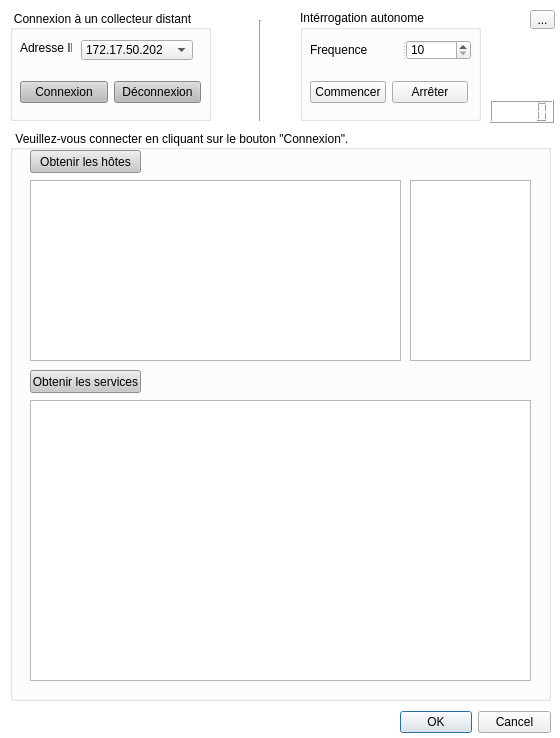
The window that Superviseur/QSuperviseur/fen_superviseur.ui (SNIRNagios/FinalRemy) describes before a commit, drawn with Qt 5.
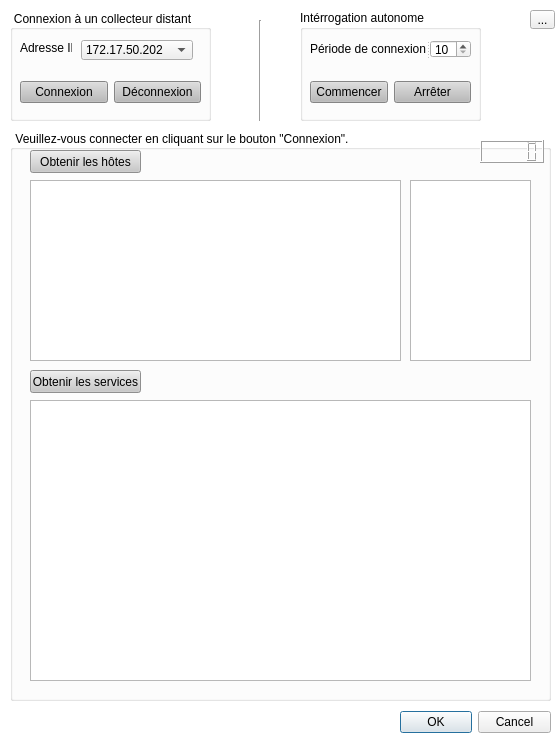
The same window after the commit.

The edit to the form file:
```diff
--- a/Superviseur/QSuperviseur/fen_superviseur.ui
+++ b/Superviseur/QSuperviseur/fen_superviseur.ui
@@ -137,6 +137,16 @@
      </rect>
     </property>
    </widget>
+   <widget class="QLCDNumber" name="LCDN_Chrono">
+    <property name="geometry">
+     <rect>
+      <x>470</x>
+      <y>10</y>
+      <width>64</width>
+      <height>23</height>
+     </rect>
+    </property>
+   </widget>
   </widget>
   <widget class="QGroupBox" name="GB_Connexion">
    <property name="geometry">
@@ -312,13 +322,29 @@
      <rect>
       <x>10</x>
       <y>70</y>
-      <width>158</width>
+      <width>161</width>
       <height>25</height>
      </rect>
     </property>
     <layout class="QHBoxLayout" name="horizontalLayout_2">
      <item>
       <widget class="QPushButton" name="BTN_Timer">
+       <property name="styleSheet">
+        <string notr="true">QPushButton#BTN_Timer
+{
+	background:rgb(186, 186, 186);
+}
+
+QPushButton#BTN_Timer:hover
+{
+	background:rgb(94, 94, 94);
+}
+
+QPushButton#BTN_Timer:pressed
+{
+	
+}</string>
+       </property>
        <property name="text">
         <string>Commencer</string>
        </property>
@@ -326,6 +352,24 @@
      </item>
      <item>
       <widget class="QPushButton" name="BTN_StopTimer">
+       <property name="styleSheet">
+        <string notr="true">QPushButton#BTN_StopTimer
+{
+	background:rgb(186, 186, 186);
+	
+	
+}
+
+QPushButton#BTN_StopTimer:hover
+{
+	background:rgb(94, 94, 94);
+}
+
+QPushButton#BTN_StopTimer:pressed
+{
+	
+}</string>
+       </property>
        <property name="text">
         <string>Arrêter</string>
        </property>
@@ -339,7 +383,7 @@
       <x>10</x>
       <y>30</y>
       <width>161</width>
-      <height>20</height>
+      <height>18</height>
      </rect>
     </property>
     <property name="orientation">
@@ -347,7 +391,7 @@
     </property>
     <widget class="QLabel" name="LA_Frequence">
      <property name="text">
-      <string>Frequence</string>
+      <string>Période de connexion</string>
      </property>
     </widget>
     <widget class="QSpinBox" name="SB_Frequence">
@@ -382,23 +426,13 @@
     <enum>Qt::Vertical</enum>
    </property>
   </widget>
-  <widget class="QLCDNumber" name="LCDN_Chrono">
-   <property name="geometry">
-    <rect>
-     <x>490</x>
-     <y>100</y>
-     <width>64</width>
-     <height>23</height>
-    </rect>
-   </property>
-  </widget>
   <widget class="QLabel" name="LA_Boucle">
    <property name="geometry">
     <rect>
      <x>490</x>
      <y>80</y>
-     <width>47</width>
-     <height>13</height>
+     <width>71</width>
+     <height>16</height>
     </rect>
    </property>
    <property name="text">
```
Left out of the diff: 7 changed lines with no effect on the pictures.
